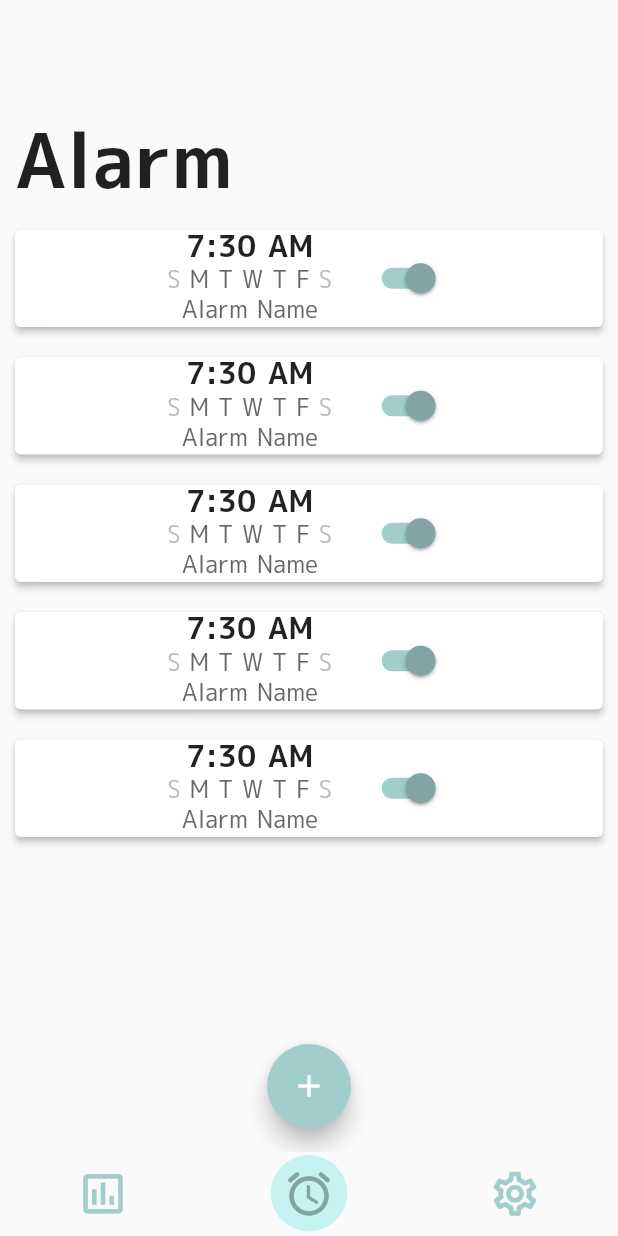
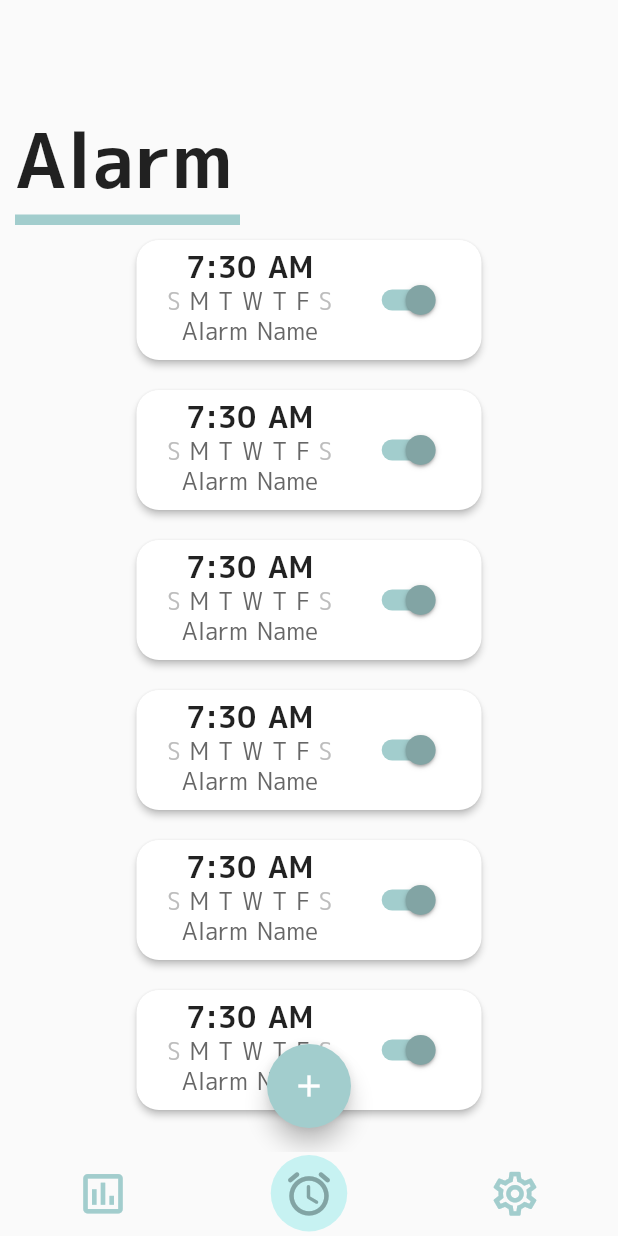
Before and after one commit to aceeedev/toki, a Flutter app: the screen it shows after launch, on a phone screen of 412 x 824 dp. Run offline on Flutter 3.47's test engine with Material 2 defaults, Android fonts, the phone set to English and light mode, and no system bars; missing offline and left inert: dart:ffi.

Commit message:
worked on create alarm page
added to page title and more styles, also made time selector

```diff
--- a/lib/alarm.dart
+++ b/lib/alarm.dart
@@ -11,14 +11,21 @@ class _AlarmState extends State<Alarm> {
 
   @override
   Widget build(BuildContext context) {
-    return Container(
+    return Align( // you have to wrap in an align because it they are in another container, needed to change size
+      child: SizedBox(
+        height: 100,
+        width: 250,
         child: Card(
           elevation: 2.0,
           margin: const EdgeInsets.all(10.0),
+          shape: RoundedRectangleBorder(
+            borderRadius: BorderRadius.circular(15.0)
+          ),
           child: Row(
             mainAxisAlignment: MainAxisAlignment.center,
             children: <Widget>[
               Column(
+                mainAxisAlignment: MainAxisAlignment.center,
                 children: [
                   const Text(
                     '7:30 AM',
@@ -61,6 +68,7 @@ class _AlarmState extends State<Alarm> {
             ],
           ),
         ),
+      ),
     );
   }
 }
--- a/lib/page_title.dart
+++ b/lib/page_title.dart
@@ -4,18 +4,32 @@ import 'styles.dart';
 class PageTitle extends StatelessWidget {
   final String title;
 
-  const PageTitle(this.title);
+  const PageTitle(this.title, {Key? key}) : super(key: key);
 
   @override
   Widget build(BuildContext context) {
-    return Container(
-      padding: const EdgeInsets.fromLTRB(10.0, 80.0, 0.0, 0.0),
-      child: Align(
-        alignment: Alignment.topLeft,
-        child: Text(
-          title,
-          textAlign: TextAlign.left,
-          style: Styles.pageTitle
+    return Align(
+      alignment: Alignment.topLeft,
+      child: Container(
+        padding: const EdgeInsets.fromLTRB(10.0, 80.0, 0.0, 0.0),
+        child: Column(
+          crossAxisAlignment: CrossAxisAlignment.start,
+          children: [
+            Text(
+              title,
+              textAlign: TextAlign.left,
+              style: Styles.pageTitle
+            ),
+            SizedBox(
+              width: title.length.toDouble() * 30,
+              height: 7.0,
+              child: DecoratedBox(
+                decoration: BoxDecoration(
+                  color: Styles.selectedAccentColor,
+                )
+              ),
+            ),
+          ],
         ),
       ),
     );
--- a/lib/styles.dart
+++ b/lib/styles.dart
@@ -8,16 +8,20 @@ class Styles {
   static const _textSizePageTitle = 50.0;
   static const _textSizeAlarmTitle = 20.0;
 
-  static final Color _textColorStrong = _hexToColor('000000');
-  static final Color _textColorDefault = _hexToColor('666666');
+  static final Color _textColorStrong = _createMaterialColor(const Color(0xff000000));
+  static final Color _textColorDefault = _createMaterialColor(const Color(0xff666666));
   static final MaterialColor colorLogoGreen = _createMaterialColor(const Color(0xffC6D57E));
   static final MaterialColor colorLogoRed = _createMaterialColor(const Color(0xffD57E7E));
   static final MaterialColor colorLogoBlue = _createMaterialColor(const Color(0xffA2CDCD));
   static final MaterialColor colorLogoTan = _createMaterialColor(const Color(0xffFFE1AF));
 
+  static const String _fontNameDefault = 'M+ 1C';
+
+  static const alarmFormCardHeight = 100.0;
+  static const alarmFormCardWidth = 300.0;
+
   static final MaterialColor selectedAccentColor = colorLogoBlue;
 
-  static const String _fontNameDefault = 'M+ 1C';
 
   static const pageTitle = TextStyle(
     fontFamily: _fontNameDefault,
@@ -37,15 +41,30 @@ class Styles {
     color: Colors.grey[400],
   );
 
+  static final selectTimeText = TextStyle(
+    fontFamily: _fontNameDefault,
+    fontSize: _textSizeLarge,
+    color: selectedAccentColor,
+  );
+
   static final textDefault = TextStyle(
     fontFamily: _fontNameDefault,
     fontSize: _textSizeDefault,
     color: _textColorDefault,
   );
 
-  static Color _hexToColor(String code) {
-    return Color(int.parse(code.substring(0, 6), radix: 16) + 0xFF000000);
-  }
+  static final alarmFormButtonStyle = ElevatedButton.styleFrom(
+    fixedSize: const Size(110.0, 30.0),
+    primary: selectedAccentColor,
+  );
+
+  static final dayButtonStyle = TextButton.styleFrom(
+    fixedSize: const Size(10,10),
+    textStyle: TextStyle(
+      color: selectedAccentColor,
+    ),
+  );
+
 
   static MaterialColor _createMaterialColor(Color color) {
     List strengths = <double>[.05];
--- a/pubspec.yaml
+++ b/pubspec.yaml
@@ -35,6 +35,7 @@ dependencies:
   # Use with the CupertinoIcons class for iOS style icons.
   cupertino_icons: ^1.0.2
   flutter_local_notifications: ^9.2.0
+  intl: ^0.17.0
 
 dev_dependencies:
   flutter_test:
```
Also changed, not shown: lib/alarm_page.dart (+4 -40 lines), lib/create_alarm_page.dart (added, +176 -0 lines). Lines whose indentation alone changed are shown as unchanged.
